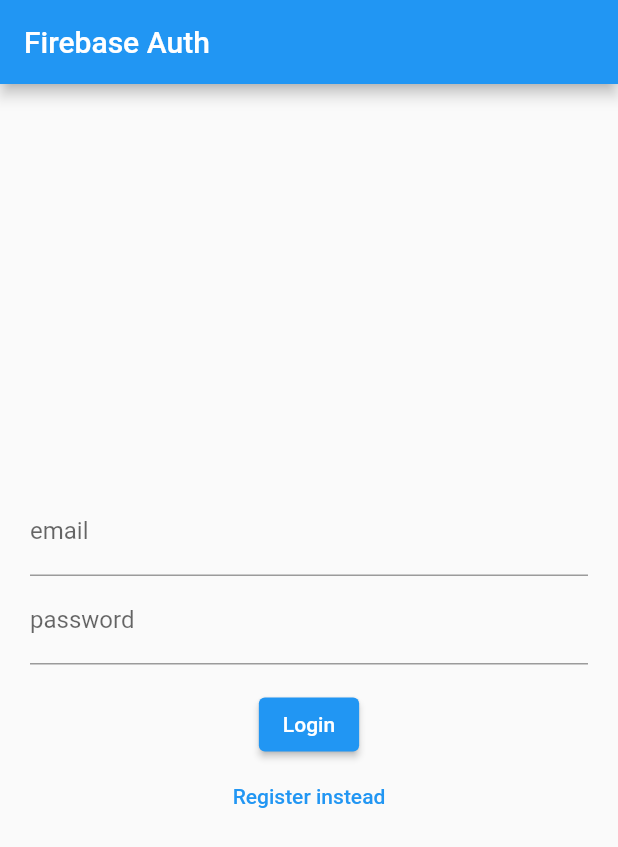
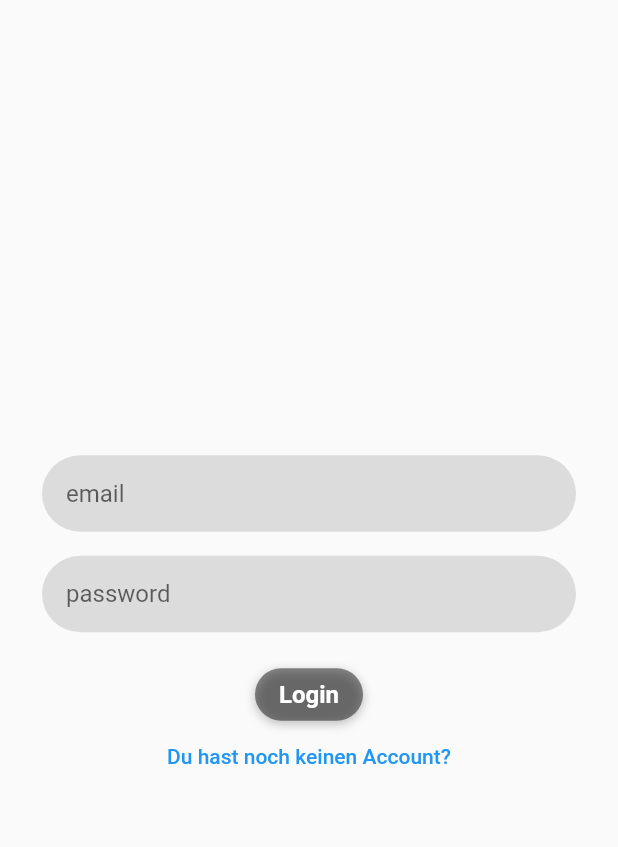
Before and after one commit to kit-recipe-app/front-end, a Flutter app: the screen it shows after launch, on a phone screen of 412 x 824 dp. Shown: the top 847 px of the screen. Run offline on Flutter 3.47's test engine with Material 2 defaults, Android fonts, the phone set to English and light mode, and no system bars; our stand-ins replace firebase_auth, firebase_core; accounts and stored records are empty.

Commit message:
added email verification and improved login screen

```diff
--- a/flutter_frontend_recipes/lib/authentification/login_register_page.dart
+++ b/flutter_frontend_recipes/lib/authentification/login_register_page.dart
@@ -1,6 +1,7 @@
 import 'package:flutter/material.dart';
 import 'package:firebase_auth/firebase_auth.dart';
 import 'package:flutter_frontend_recipes/authentification/auth.dart';
+import 'package:flutter_frontend_recipes/constants/color_styles.dart';
 
 class LoginPage extends StatefulWidget {
   const LoginPage({super.key});
@@ -10,6 +11,8 @@ class LoginPage extends StatefulWidget {
 }
 
 class _LoginPageState extends State<LoginPage> {
+  final String loginToRegister = "Du hast noch keinen Account?";
+  final String registerToLogin = "Du hast bereits einen Account?";
   String? errorMessage = "";
   bool isLogin = true;
 
@@ -42,18 +45,25 @@ class _LoginPageState extends State<LoginPage> {
     }
   }
 
-  Widget _title() {
-    return const Text('Firebase Auth');
-  }
-
   Widget _entryField(
     String title,
     TextEditingController controller,
+    bool isPassword,
   ) {
-    return TextField(
+    return Container(
+      margin: const EdgeInsets.all(8),
+      decoration: BoxDecoration(
+        color: Colors.black12,
+        borderRadius: BorderRadius.circular(32),
+      ),
+      child: TextField(
         controller: controller,
+        obscureText: isPassword,
         decoration: InputDecoration(
-        labelText: title,
+          hintText: title,
+          border: InputBorder.none,
+          contentPadding: const EdgeInsets.all(16),
+        ),
       ),
     );
   }
@@ -63,11 +73,41 @@ class _LoginPageState extends State<LoginPage> {
   }
 
   Widget _submitButton() {
+    return GestureDetector(
+      onTap:
+          isLogin ? signInWithEmailAndPassword : createUserWithEmailAndPassword,
+      behavior: HitTestBehavior.translucent,
+      child: Container(
+        decoration: BoxDecoration(
+          color: RecipeAppColorStyles.authButtonColor,
+          borderRadius: BorderRadius.circular(18),
+          boxShadow: [
+            BoxShadow(
+              color: Colors.black.withOpacity(0.25),
+              spreadRadius: 0,
+              blurRadius: 5,
+              offset: const Offset(0, 2),
+            ),
+          ],
+        ),
+        padding: const EdgeInsets.fromLTRB(16, 8, 16, 8),
+        child: Text(
+          isLogin ? 'Login' : 'Registrieren',
+          style: TextStyle(
+            fontSize: 16,
+            color: RecipeAppColorStyles.authButtonTextColor,
+            fontWeight: FontWeight.bold,
+          ),
+        ),
+      ),
+    );
+    /*
     return ElevatedButton(
       onPressed:
           isLogin ? signInWithEmailAndPassword : createUserWithEmailAndPassword,
-      child: Text(isLogin ? 'Login' : 'Register'),
+      child: Text(isLogin ? 'Login' : 'Registrieren'),
     );
+    */
   }
 
   Widget _loginOrRegisterButton() {
@@ -77,32 +117,43 @@ class _LoginPageState extends State<LoginPage> {
           isLogin = !isLogin;
         });
       },
-      child: Text(isLogin ? 'Register instead' : 'Login instead'),
+      child: Text(isLogin ? loginToRegister : registerToLogin),
     );
   }
 
   @override
   Widget build(BuildContext context) {
-    return Scaffold(
-      appBar: AppBar(
-        title: _title(),
-      ),
+    return Container(
+      color: RecipeAppColorStyles.backGroundColor,
+      child: SafeArea(
+        left: false,
+        bottom: false,
+        right: false,
+        child: Scaffold(
           body: Container(
-        height: double.infinity,
-        width: double.infinity,
             padding: const EdgeInsets.all(20),
             child: Column(
               crossAxisAlignment: CrossAxisAlignment.center,
               mainAxisAlignment: MainAxisAlignment.center,
               children: <Widget>[
-            _entryField('email', _controllerEmail),
-            _entryField('password', _controllerPassword),
+                _entryField(
+                  'email',
+                  _controllerEmail,
+                  false,
+                ),
+                _entryField(
+                  'password',
+                  _controllerPassword,
+                  true,
+                ),
                 _errorMessage(),
                 _submitButton(),
                 _loginOrRegisterButton(),
               ],
             ),
           ),
+        ),
+      ),
     );
   }
 }
--- a/flutter_frontend_recipes/lib/constants/color_styles.dart
+++ b/flutter_frontend_recipes/lib/constants/color_styles.dart
@@ -8,6 +8,11 @@ class RecipeAppColorStyles {
   // Das sind Farben, die für die Seiten wichtig sind
   static Color? backGroundColor = Colors.white;
   static Color? appBarBGColor = Colors.green[800];
+  static Color recipeAppMainColor = const Color(0xff66aa44);
+
+  //Auth Colors
+  static Color authButtonColor = Colors.black45;
+  static Color authButtonTextColor = Colors.white;
 
   // Navigation Bar Styles
   static List<Color> navigationBarBGFade = [
@@ -17,7 +22,7 @@ class RecipeAppColorStyles {
 
   static Color navigationBarSelectedIconColor = const Color(0xff66aa44);
   static Color navigationBarunSelectedIconColor =
-      const Color(0xfff111111);//.withOpacity(0.54);
+      const Color(0xfff111111); //.withOpacity(0.54);
   Color? listTileColor = Colors.white;
   static Color? addButtonColor = Colors.grey[300];
   Color? shoppingListBGColor = Colors.white;
--- a/flutter_frontend_recipes/lib/widget_tree.dart
+++ b/flutter_frontend_recipes/lib/widget_tree.dart
@@ -1,6 +1,7 @@
 import 'package:flutter/material.dart';
 import 'package:flutter_frontend_recipes/authentification/auth.dart';
 import 'package:flutter_frontend_recipes/authentification/login_register_page.dart';
+import 'package:flutter_frontend_recipes/authentification/verification_check.dart';
 import 'package:flutter_frontend_recipes/recipe_app.dart';
 
 class WidgetTree extends StatefulWidget {
@@ -17,7 +18,7 @@ class _WidgetTreeState extends State<WidgetTree> {
       stream: RAAuthService().userStream,
       builder: (context, snapshot) {
         if (snapshot.hasData) {
-          return RecipeApp();
+          return const EmailVerificationCheck();
         } else {
           return const LoginPage();
         }
```
Also changed, not shown: flutter_frontend_recipes/lib/authentification/verification_check.dart (added, +110 -0 lines). Lines whose indentation alone changed are shown as unchanged.
